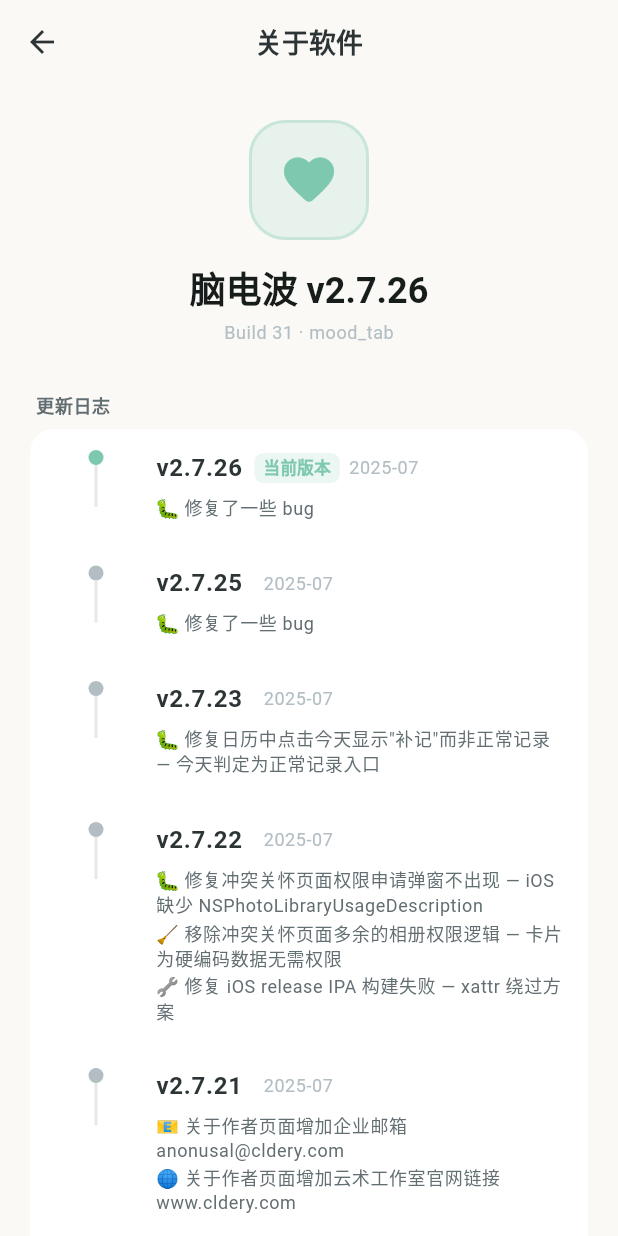
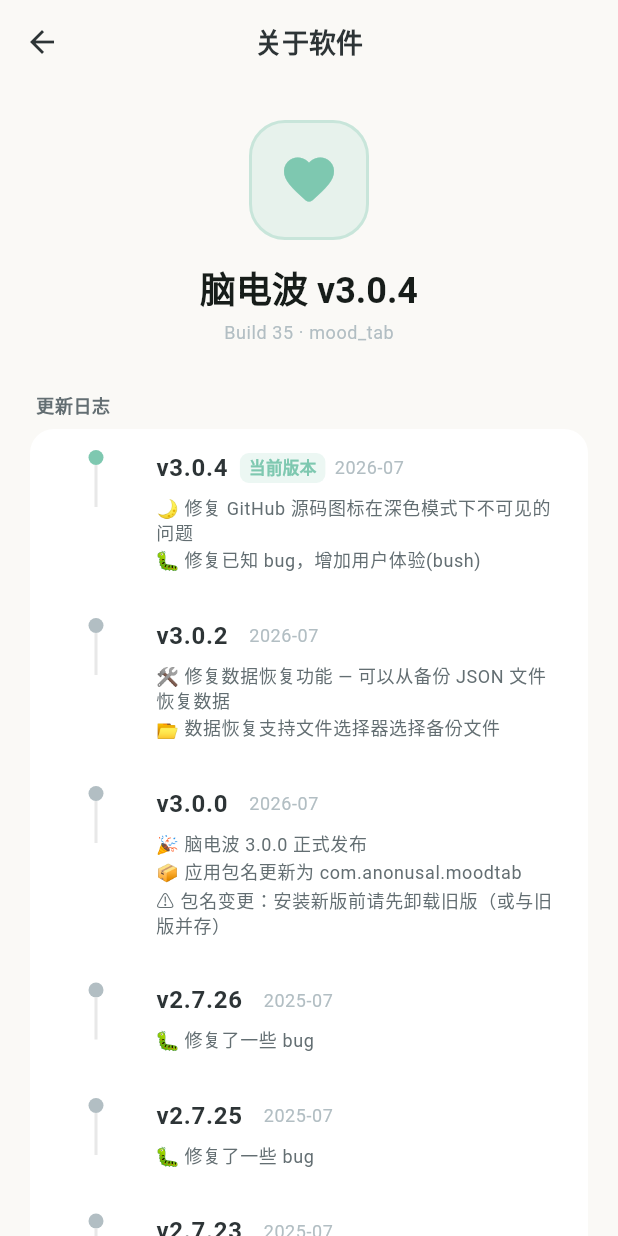
Before and after one commit to AnonUsAl/mood-tab, a Flutter app: the SoftwareInfoPage screen opened directly, on a phone screen of 412 x 824 dp. Run offline on Flutter 3.47's test engine with Material 3 defaults, Android fonts, the phone set to English and light mode, and no system bars; our stand-ins replace file_picker, fl_chart, flutter_local_notifications, google_fonts, image_picker, package_info_plus and 6 more; accounts and stored records are empty.

Commit message:
v3.0.4: 同步全部源码（3.0.0–3.0.4）
- 包名改为 com.anonusal.moodtab
- 修复数据恢复：支持从备份 JSON 文件选择器导入
- 修复深色模式下 GitHub 源码图标不可见
- 关于软件页团队成员更新：新增云竹、柒屹（栖所作者）、轩不是车干（QA）；愤怒大黑狗改名
- 版本号 3.0.4+35

```diff
--- a/lib/pages/settings_page.dart
+++ b/lib/pages/settings_page.dart
@@ -10,6 +10,7 @@ import 'package:provider/provider.dart';
 import 'package:pdf/pdf.dart';
 import 'package:pdf/widgets.dart' as pw;
 import 'package:share_plus/share_plus.dart';
+import 'package:file_picker/file_picker.dart';
 import 'package:path_provider/path_provider.dart';
 import 'package:package_info_plus/package_info_plus.dart';
 import '../providers/mood_provider.dart';
@@ -1283,7 +1284,69 @@ class _SettingsPageState extends State<SettingsPage> {
   }
 
   Future<void> _restoreData() async {
-    _showSnackBar('请通过文件管理器选择备份文件恢复');
+    try {
+      // 1. 选择备份文件
+      final result = await FilePicker.platform.pickFiles(
+        type: FileType.custom,
+        allowedExtensions: ['json'],
+      );
+      if (result == null || result.files.isEmpty) return;
+
+      final file = File(result.files.single.path!);
+      final content = await file.readAsString();
+
+      // 2. 解析 JSON
+      final dynamic decoded = jsonDecode(content);
+      if (decoded is! List) {
+        _showSnackBar('无效的备份文件格式：根节点应为数组');
+        return;
+      }
+      final data = decoded.cast<Map<String, dynamic>>();
+
+      if (data.isEmpty) {
+        _showSnackBar('备份文件为空');
+        return;
+      }
+
+      // 3. 获取当前记录数
+      final currentCount = await _dbService.getRecordCount();
+
+      // 4. 确认对话框
+      final confirm = await showDialog<bool>(
+        context: context,
+        builder: (ctx) => AlertDialog(
+          title: const Text('恢复数据'),
+          content: Text(
+            '恢复操作将删除现有 $currentCount 条记录，'
+            '替换为备份文件中的 ${data.length} 条记录。\n\n'
+            '此操作不可撤销，确定继续？',
+          ),
+          actions: [
+            TextButton(
+              onPressed: () => Navigator.of(ctx).pop(false),
+              child: const Text('取消'),
+            ),
+            TextButton(
+              onPressed: () => Navigator.of(ctx).pop(true),
+              child: const Text('确定恢复',
+                  style: TextStyle(color: Colors.red)),
+            ),
+          ],
+        ),
+      );
+      if (confirm != true) return;
+
+      // 5. 执行恢复
+      await _dbService.importAll(data);
+      if (mounted) {
+        context.read<MoodProvider>().loadAllData();
+      }
+      _showSnackBar('已恢复 ${data.length} 条记录');
+    } on FormatException {
+      _showSnackBar('文件格式无效，请选择正确的备份 JSON 文件');
+    } catch (e) {
+      _showSnackBar('恢复失败：$e');
+    }
   }
 
   // ==================== 工具 ====================
--- a/lib/pages/software_info_page.dart
+++ b/lib/pages/software_info_page.dart
@@ -153,12 +153,37 @@ class _SoftwareInfoPageState extends State<SoftwareInfoPage> {
   Widget _buildChangelogCard(bool isDark) {
     final versions = [
       _ChangelogEntry(
+        version: 'v3.0.4',
+        date: '2026-07',
+        changes: [
+          '🌙 修复 GitHub 源码图标在深色模式下不可见的问题',
+          '🐛 修复已知 bug，增加用户体验(bush)',
+        ],
+        isLatest: true,
+      ),
+      _ChangelogEntry(
+        version: 'v3.0.2',
+        date: '2026-07',
+        changes: [
+          '🛠️ 修复数据恢复功能 — 可以从备份 JSON 文件恢复数据',
+          '📂 数据恢复支持文件选择器选择备份文件',
+        ],
+      ),
+      _ChangelogEntry(
+        version: 'v3.0.0',
+        date: '2026-07',
+        changes: [
+          '🎉 脑电波 3.0.0 正式发布',
+          '📦 应用包名更新为 com.anonusal.moodtab',
+          '⚠️ 包名变更：安装新版前请先卸载旧版（或与旧版并存）',
+        ],
+      ),
+      _ChangelogEntry(
         version: 'v2.7.26',
         date: '2025-07',
         changes: [
           '🐛 修复了一些 bug',
         ],
-        isLatest: true,
       ),
       _ChangelogEntry(
         version: 'v2.7.25',
@@ -508,7 +533,7 @@ class _SoftwareInfoPageState extends State<SoftwareInfoPage> {
         children: [
           _buildLinkTile(
             icon: Icons.code,
-            iconColor: const Color(0xFF24292e),
+            iconColor: isDark ? Colors.white : const Color(0xFF24292e),
             title: 'GitHub 源码',
             subtitle: 'github.com/ClouderyStudio/mood-tab',
             onTap: () => _launchUrl('https://github.com/ClouderyStudio/mood-tab'),
@@ -621,11 +646,39 @@ class _SoftwareInfoPageState extends State<SoftwareInfoPage> {
         iconColor: const Color(0xFF7E57C2),
       ),
       _TeamMember(
+        role: '栖所作者',
+        name: '云竹',
+        qq: '2457483710',
+        icon: Icons.eco,
+        iconColor: const Color(0xFF43A047),
+      ),
+      _TeamMember(
+        role: '栖所作者',
+        name: '柒屹',
+        qq: '2675256772',
+        icon: Icons.landscape,
+        iconColor: const Color(0xFF00897B),
+      ),
+      _TeamMember(
         role: 'QA',
         name: '屿',
         qq: '3801901707',
-        icon: Icons.bug_report_outlined,
+        icon: Icons.person,
         iconColor: const Color(0xFFEF6C00),
+      ),
+      _TeamMember(
+        role: 'QA',
+        name: '愤怒大黑狗',
+        qq: '2095180081',
+        icon: Icons.pets_outlined,
+        iconColor: const Color(0xFF424242),
+      ),
+      _TeamMember(
+        role: 'QA',
+        name: '轩不是车干',
+        qq: '570969867',
+        icon: Icons.emoji_emotions,
+        iconColor: const Color(0xFF26A69A),
       ),
     ];
 
--- a/pubspec.yaml
+++ b/pubspec.yaml
@@ -1,7 +1,7 @@
 name: mood_tab
 description: "mood-tab 是一款专注于治愈与陪伴的跨平台个人情绪记录软件。本地数据库存储，100% 不上传云端。"
 publish_to: 'none'
-version: 2.7.26+31
+version: 3.0.4+35
 
 environment:
   sdk: ^3.5.0
@@ -38,6 +38,9 @@ dependencies:
   # 文件分享
   share_plus: ^10.1.4
 
+  # 文件选择（数据恢复）
+  file_picker: ^8.1.6
+
   # UI 增强
   cupertino_icons: ^1.0.8
 
```
Also changed, not shown: 7 other files.
